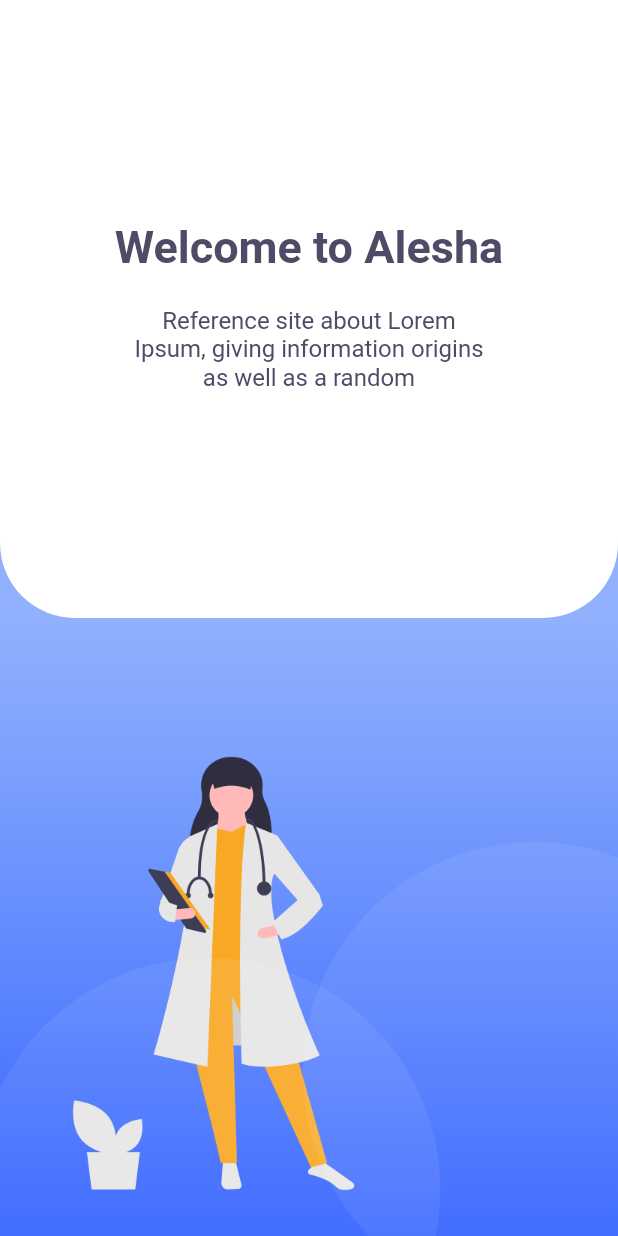
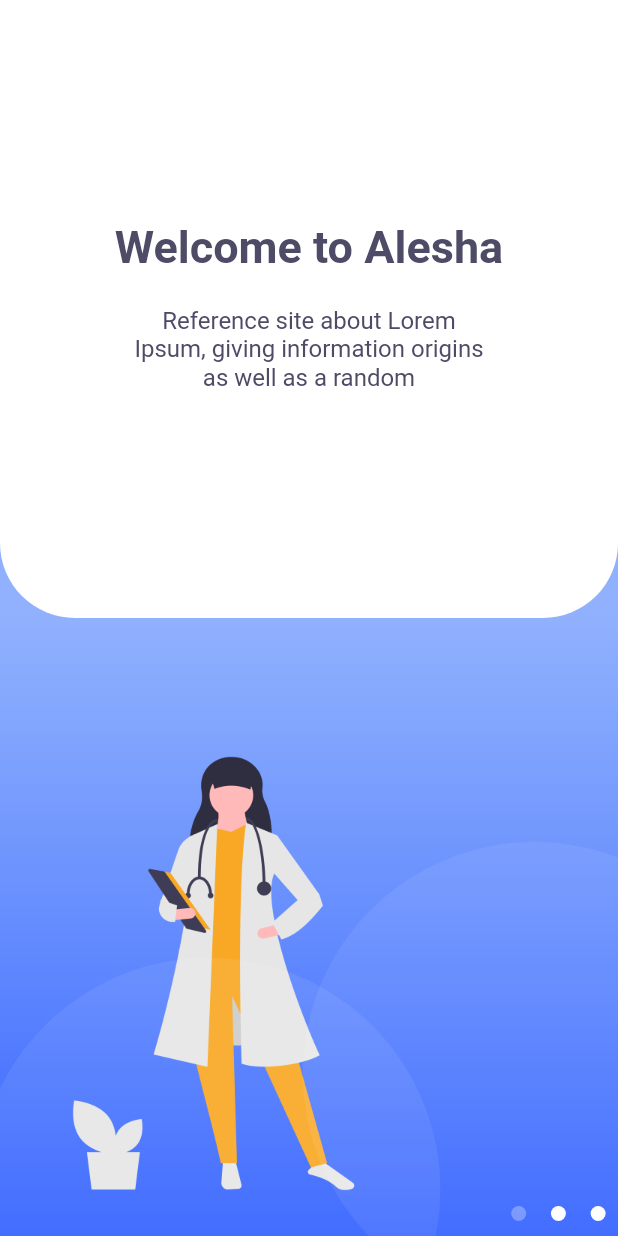
Before and after one commit to rafidmuhammad/tenang-internship-test, a Flutter app: the screen it shows after launch, on a phone screen of 412 x 824 dp. Run offline on Flutter 3.47's test engine with Material 2 defaults, Android fonts, the phone set to English and light mode, and no system bars; drawn by our look-alikes of carousel_slider.

Commit message:
create carousel slider completely

```diff
--- a/lib/main.dart
+++ b/lib/main.dart
@@ -16,8 +16,8 @@ class MyApp extends StatelessWidget {
       debugShowCheckedModeBanner: false,
       title: 'Tes Tenang',
       routes: {
-        '/': (context) => SplashPage(),
-        '/get-started': (context) => GetStartedPage()
+        '/': (context) => const SplashPage(),
+        '/get-started': (context) => const GetStartedPage()
       },
     );
   }
--- a/lib/theme.dart
+++ b/lib/theme.dart
@@ -8,6 +8,7 @@ Color kAccentColor3 = const Color(0xFFEFF0F6);
 Color kWhiteColor = const Color(0xFFFFFFFF);
 Color kGradientColor1 = const Color(0xFF4A80FF);
 Color kGradientColor2 = const Color(0xFF3462FF);
+Color carouselColor = const Color(0xFFFCFCFC);
 
 FontWeight regular = FontWeight.w400;
 FontWeight bold = FontWeight.w700;
--- a/lib/ui/pages/get_started_page.dart
+++ b/lib/ui/pages/get_started_page.dart
@@ -1,12 +1,73 @@
+import 'package:carousel_slider/carousel_slider.dart';
 import 'package:flutter/material.dart';
 import 'package:tenang_test/theme.dart';
+import 'package:tenang_test/ui/widget/custom_button.dart';
 
-class GetStartedPage extends StatelessWidget {
+class GetStartedPage extends StatefulWidget {
   const GetStartedPage({super.key});
 
   @override
+  State<GetStartedPage> createState() => _GetStartedPageState();
+}
+
+class _GetStartedPageState extends State<GetStartedPage> {
+  List<Widget> items = [const Welcome1(), const Welcome2(), const Welcome3()];
+  int _current = 0;
+  final CarouselController _controller = CarouselController();
+
+  List<T> map<T>(List list, Function handler) {
+    List<T> result = [];
+    for (var i = 0; i < list.length; i++) {
+      result.add(handler(i, list[i]));
+    }
+    return result;
+  }
+
+  @override
   Widget build(BuildContext context) {
-    return Welcome1();
+    final double height = MediaQuery.of(context).size.height;
+    return Stack(
+      children: [
+        CarouselSlider.builder(
+          itemBuilder: (context, index, realindex) => items[index],
+          itemCount: items.length,
+          carouselController: _controller,
+          options: CarouselOptions(
+            autoPlay: false,
+            enableInfiniteScroll: false,
+            height: height,
+            enlargeCenterPage: false,
+            viewportFraction: 1.0,
+            onPageChanged: (index, reason) {
+              setState(() {
+                _current = index;
+              });
+            },
+          ),
+        ),
+        Align(
+          alignment: Alignment.bottomRight,
+          child: Row(
+              mainAxisAlignment: MainAxisAlignment.end,
+              children: items.map((e) {
+                int index = items.indexOf(e);
+                return Container(
+                  width: 10.0,
+                  height: 10.0,
+                  margin: EdgeInsets.symmetric(
+                      vertical: 10.0,
+                      horizontal: MediaQuery.of(context).size.width * 0.02),
+                  decoration: BoxDecoration(
+                    shape: BoxShape.circle,
+                    color: _current == index
+                        ? carouselColor.withOpacity(0.3)
+                        : kWhiteColor,
+                  ),
+                );
+              }).toList()),
+        ),
+      ],
+    );
   }
 }
 
@@ -63,7 +124,7 @@ class Welcome1 extends StatelessWidget {
                   ],
                 ),
               ),
-              Spacer(),
+              const Spacer(),
               Container(
                 margin: const EdgeInsets.only(left: 22, bottom: 30),
                 width: 444,
@@ -153,7 +214,7 @@ class Welcome2 extends StatelessWidget {
                   ],
                 ),
               ),
-              Spacer(),
+              const Spacer(),
               Container(
                 margin: const EdgeInsets.only(left: 30, bottom: 26),
                 width: 444,
@@ -239,11 +300,21 @@ class Welcome3 extends StatelessWidget {
                       "Reference site about Lorem\nIpsum, giving information origins\nas well as a random",
                       style: body1TextStyle.copyWith(),
                       textAlign: TextAlign.center,
+                    ),
+                    CustomButton(
+                      onPressed: () {},
+                      title: "Continue",
+                      margin: EdgeInsets.only(
+                          top:
+                              ((MediaQuery.of(context).size.height / 2) - 118) /
+                                  2 *
+                                  0.4),
+                      width: MediaQuery.of(context).size.width - (2 * 30),
                     )
                   ],
                 ),
               ),
-              Spacer(),
+              const Spacer(),
               Container(
                 margin: const EdgeInsets.only(left: 30, bottom: 31),
                 width: 248,
--- a/pubspec.yaml
+++ b/pubspec.yaml
@@ -35,6 +35,7 @@ dependencies:
   # The following adds the Cupertino Icons font to your application.
   # Use with the CupertinoIcons class for iOS style icons.
   cupertino_icons: ^1.0.2
+  carousel_slider: ^4.2.1
 
 dev_dependencies:
   flutter_test:
```
Also changed, not shown: lib/ui/widget/custom_button.dart (added, +35 -0 lines), pubspec.lock.
